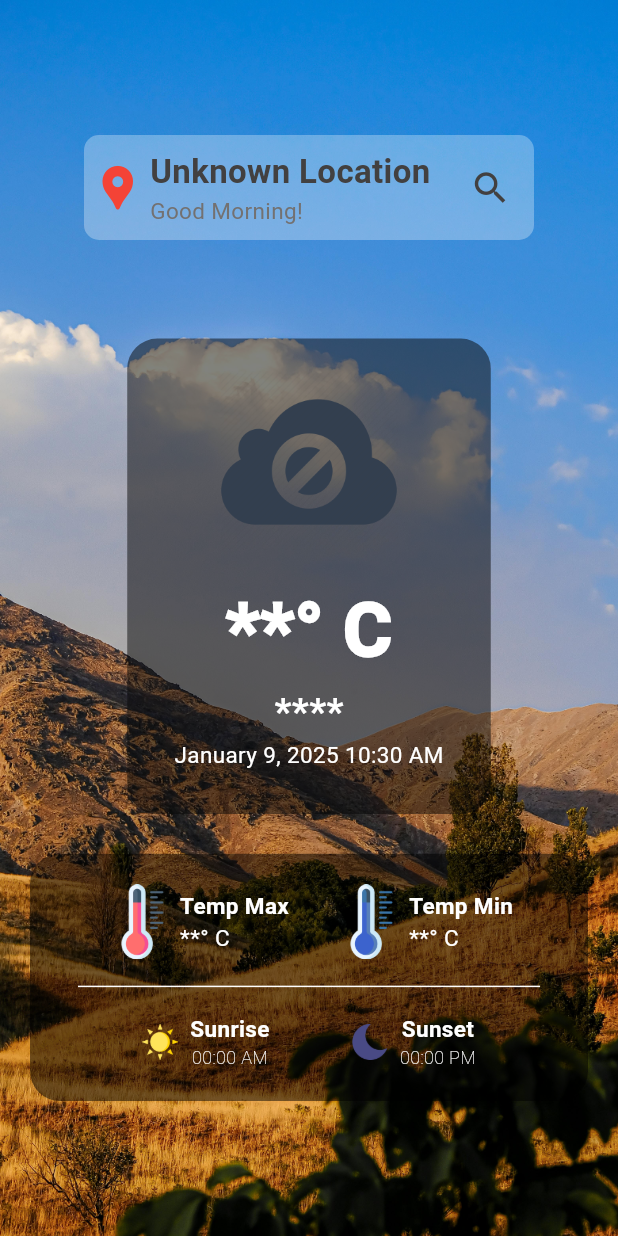
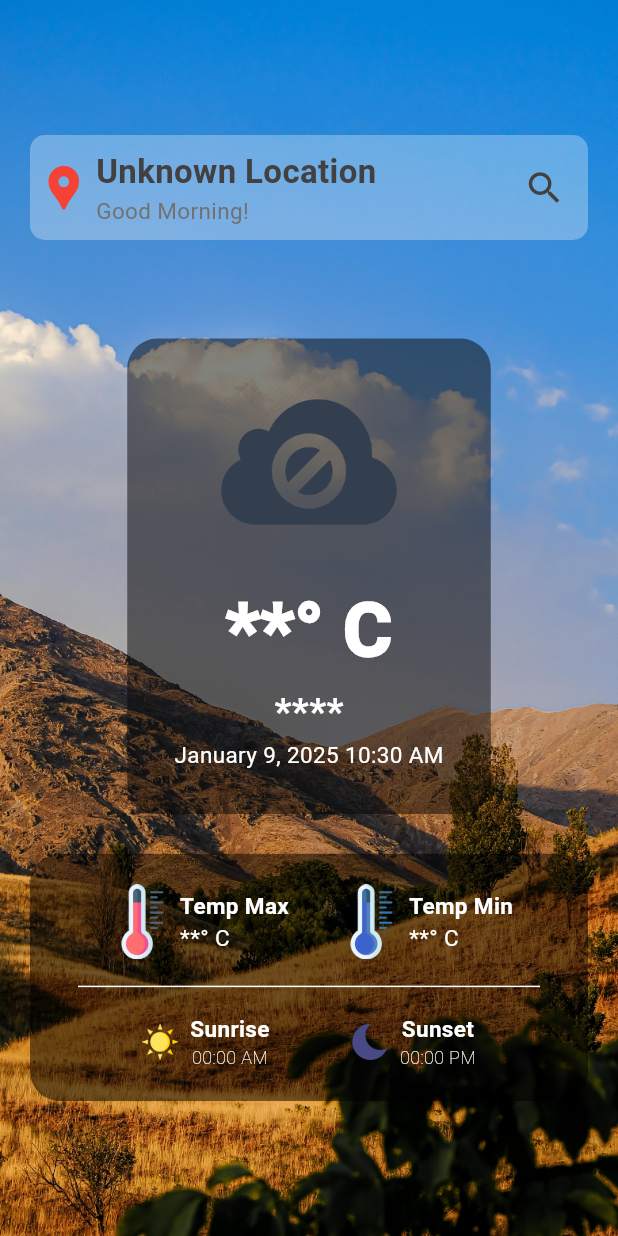
Before and after one commit to siljodenny-career/WeatherApp, a Flutter app: the screen it shows after launch, on a phone screen of 412 x 824 dp. Run offline on Flutter 3.47's test engine with Material 3 defaults, Android fonts, the phone set to English and light mode, and no system bars; our stand-ins replace geocoding, geolocator.

Commit message:
REsponsive

```diff
--- a/lib/screens/home_page.dart
+++ b/lib/screens/home_page.dart
@@ -71,7 +71,7 @@ class _HomePageState extends State<HomePage> {
         appBar: AppBar(),
         body: SingleChildScrollView(
           child: Container(
-            padding: const EdgeInsets.symmetric(horizontal: 20, vertical: 90),
+            padding:size.width >=600 ? const EdgeInsets.symmetric(horizontal: 50, vertical: 50) :const EdgeInsets.symmetric(horizontal: 20, vertical: 90),
             height: size.height,
             width: size.width,
             decoration: BoxDecoration(
@@ -89,7 +89,7 @@ class _HomePageState extends State<HomePage> {
                   alignment: const Alignment(0, -1),
                   child: Container(
                     height: _clicked ? 110 : 70,
-                    width: 300,
+                    width: size.width>=600 ? 800 : 600,
                     padding:
                         const EdgeInsets.symmetric(horizontal: 5, vertical: 5),
                     decoration: BoxDecoration(
@@ -286,8 +286,8 @@ class _HomePageState extends State<HomePage> {
                     Align(
                       alignment: const Alignment(0, 1),
                       child: Container(
-                        padding: const EdgeInsets.all(20),
-                        height: size.height / 5,
+                        padding:size.height>=600 ? const EdgeInsets.all(20) :const EdgeInsets.all(10),
+                        height:size.height>=600? size.height / 5 :size.height / 4,
                         width: size.width,
                         decoration: BoxDecoration(
                             color: Colors.black.withOpacity(0.5),
```
